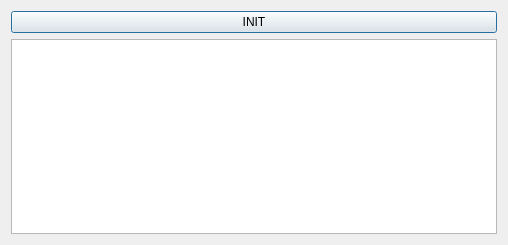
Before: the Qt Designer form UI/predialog.ui in IngSalaStefano/SSET, drawn with Qt 5.
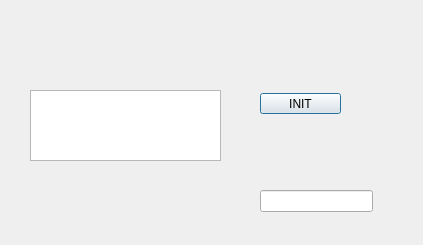
After: the same form once the commit is applied.

The edit to the form file:
```diff
--- a/UI/predialog.ui
+++ b/UI/predialog.ui
@@ -9,7 +9,7 @@
    <rect>
     <x>0</x>
     <y>0</y>
-    <width>508</width>
+    <width>423</width>
     <height>245</height>
    </rect>
   </property>
@@ -28,18 +28,39 @@
   <property name="windowTitle">
    <string>Initialization</string>
   </property>
-  <layout class="QVBoxLayout" name="verticalLayout">
-   <item>
     <widget class="QPushButton" name="pushButton_INIT">
+   <property name="geometry">
+    <rect>
+     <x>260</x>
+     <y>93</y>
+     <width>81</width>
+     <height>21</height>
+    </rect>
+   </property>
      <property name="text">
       <string>INIT</string>
      </property>
     </widget>
-   </item>
-   <item>
-    <widget class="QTextBrowser" name="textBrowser"/>
-   </item>
-  </layout>
+  <widget class="QTextBrowser" name="textBrowser">
+   <property name="geometry">
+    <rect>
+     <x>30</x>
+     <y>90</y>
+     <width>191</width>
+     <height>71</height>
+    </rect>
+   </property>
+  </widget>
+  <widget class="QLineEdit" name="lineEdit">
+   <property name="geometry">
+    <rect>
+     <x>260</x>
+     <y>190</y>
+     <width>113</width>
+     <height>22</height>
+    </rect>
+   </property>
+  </widget>
  </widget>
  <resources/>
  <connections/>
```
Lines whose indentation alone changed are shown as unchanged.
